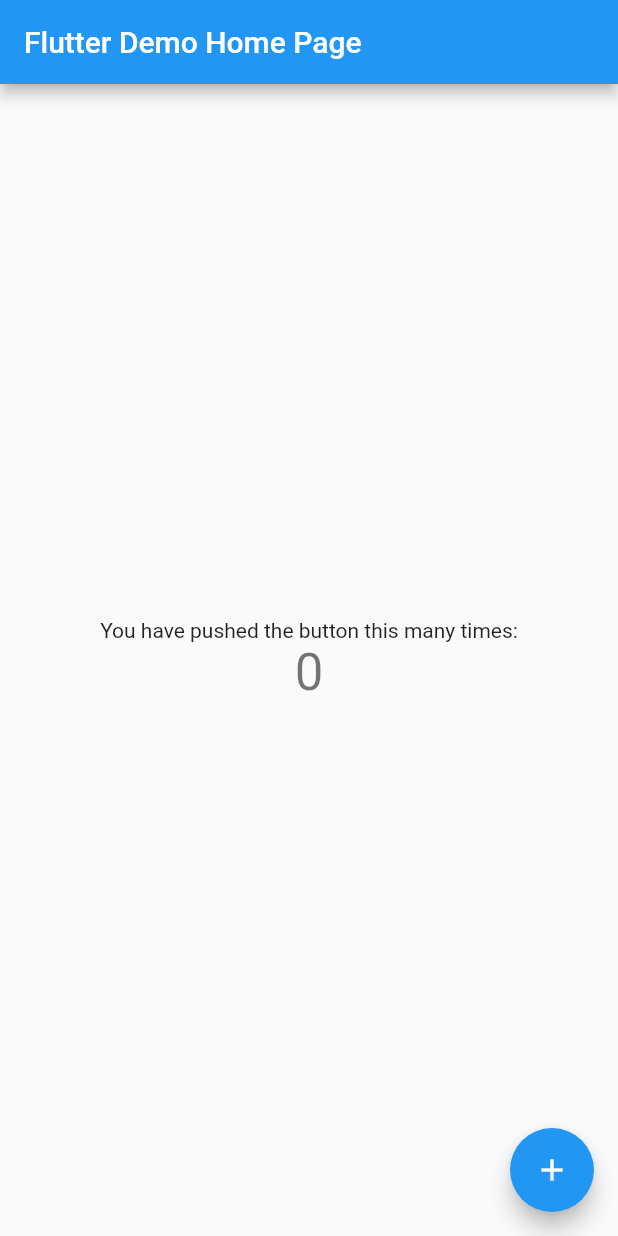
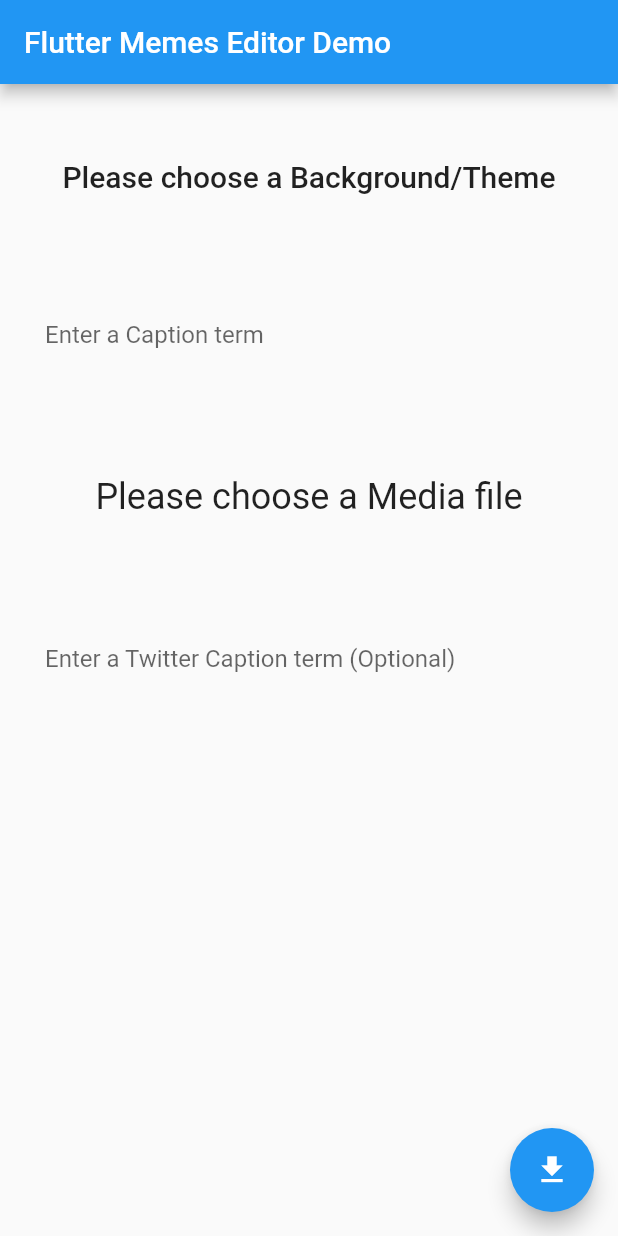
Before and after one commit to SamiESK/FlutterApp, a Flutter app: the screen it shows after launch, on a phone screen of 412 x 824 dp. Run offline on Flutter 3.47's test engine with Material 2 defaults, Android fonts, the phone set to English and light mode, and no system bars.

Commit message:
MK Edits 1, laptop dying NOW
Edited the Layout a little, changed the button icon to look like download button when done still need to add functionality, Stuff to be uploaded from Library are just Text now, Input texts still need to wrap around as when it exceeds width it doesn't show, and changed Center to Container 78, mainAxisAlignment from center to start 100

```diff
--- a/lib/main.dart
+++ b/lib/main.dart
@@ -24,7 +24,7 @@ class MyApp extends StatelessWidget {
         // is not restarted.
         primarySwatch: Colors.blue,
       ),
-      home: const MyHomePage(title: 'Flutter Demo Home Page'),
+      home: const MyHomePage(title: 'Flutter Memes Editor Demo'),
     );
   }
 }
@@ -75,7 +75,11 @@ class _MyHomePageState extends State<MyHomePage> {
         // the App.build method, and use it to set our appbar title.
         title: Text(widget.title),
       ),
-      body: Center(
+
+      //MK changed from Center to Container
+      body: Container(
+        //  alignment: Alignment.topCenter,
+        margin: new EdgeInsets.symmetric(horizontal: 30.0),
         // Center is a layout widget. It takes a single child and positions it
         // in the middle of the parent.
         child: Column(
@@ -93,22 +97,48 @@ class _MyHomePageState extends State<MyHomePage> {
           // center the children vertically; the main axis here is the vertical
           // axis because Columns are vertical (the cross axis would be
           // horizontal).
-          mainAxisAlignment: MainAxisAlignment.center,
+          mainAxisAlignment: MainAxisAlignment.start,
+          //   margin: EdgeInsets.only(left: 200.0, top: 300.0)),
           children: <Widget>[
-            const Text(
-              'You have pushed the button this many times:',
+            SizedBox(height: 50),
+            Text('Please choose a Background/Theme',
+                style: Theme.of(context).textTheme.headline6),
+            SizedBox(height: 70),
+            TextField(
+              //MK: TextField for input text for captions
+              decoration: InputDecoration(
+                focusedBorder: InputBorder.none,
+                border: InputBorder.none,
+                //border: OutlineInputBorder(),
+                hintText: 'Enter a Caption term',
+              ),
             ),
-            Text(
-              '$_counter',
-              style: Theme.of(context).textTheme.headline4,
+            SizedBox(height: 70),
+            Text('Please choose a Media file',
+                style: Theme.of(context).textTheme.headline5),
+            SizedBox(height: 70),
+            TextField(
+              //MK: TextField for input text for `twitter captions optional
+              decoration: InputDecoration(
+                focusedBorder: InputBorder.none,
+                border: InputBorder.none,
+                //border: OutlineInputBorder(),
+                hintText: 'Enter a Twitter Caption term (Optional)',
+              ),
             ),
+
+            // Text(
+            //   '$_counter',
+            //   style: Theme.of(context).textTheme.headline4,
+            // ),
           ],
         ),
       ),
+      //MK:Below button is for the Done/Download - onPressed to beh changed later
       floatingActionButton: FloatingActionButton(
         onPressed: _incrementCounter,
         tooltip: 'Increment',
-        child: const Icon(Icons.add),
+        child: const Icon(Icons.download),
       ), // This trailing comma makes auto-formatting nicer for build methods.
     );
   }
```
